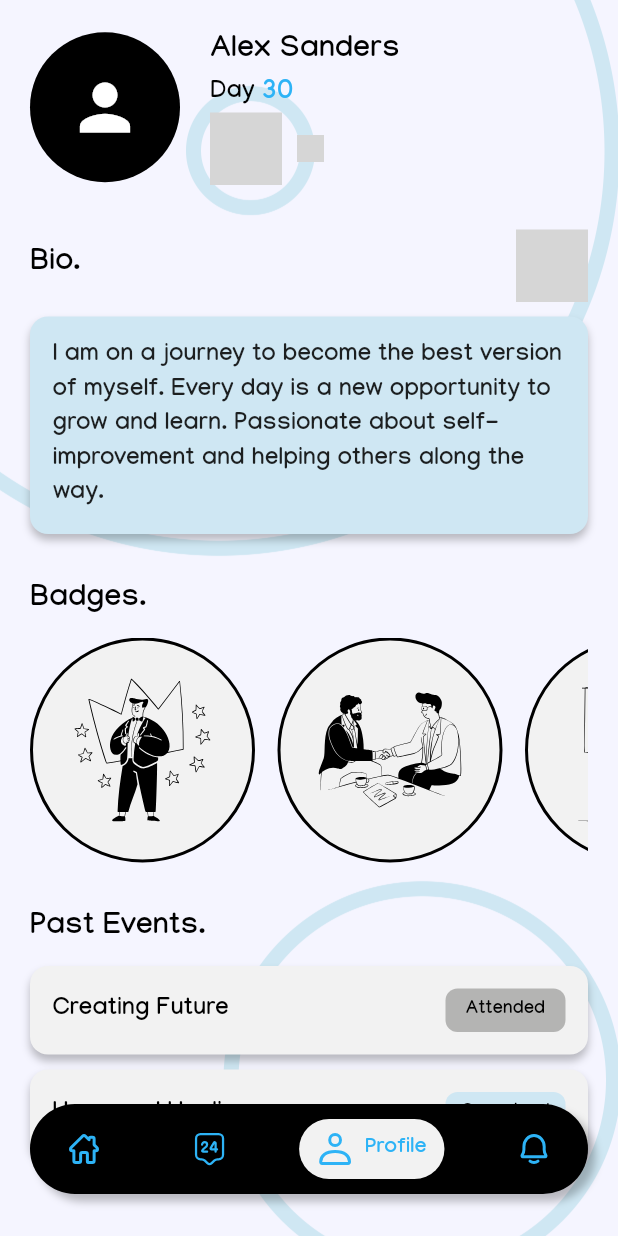
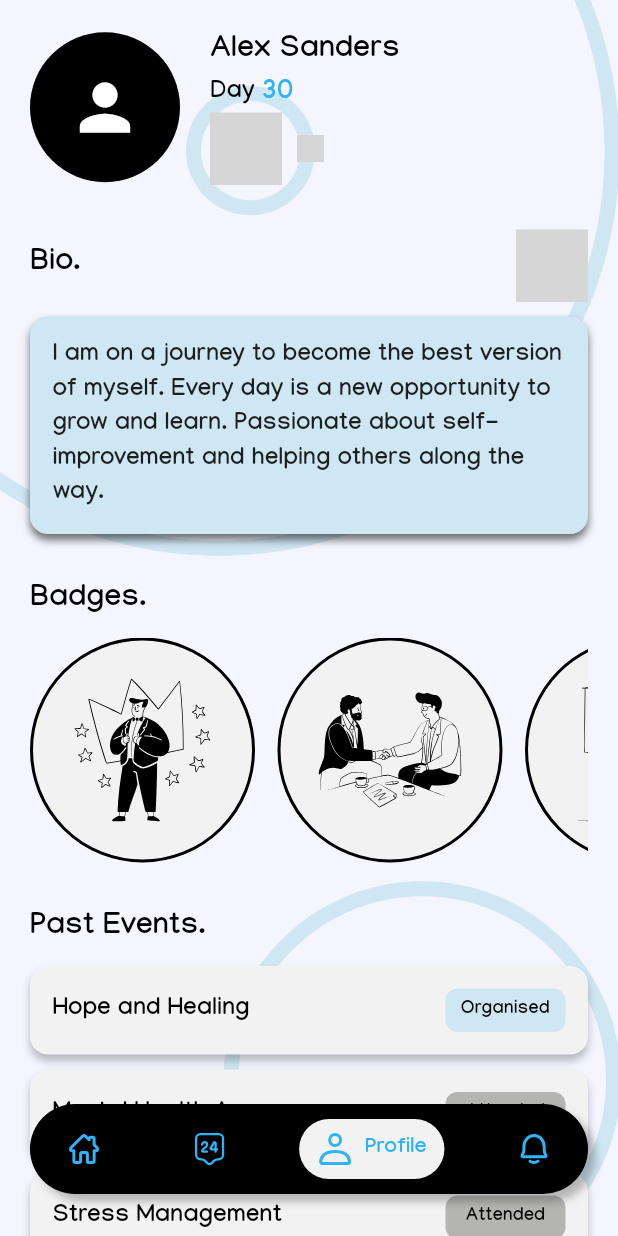
Before and after one commit to adwaidhp/de_talks, a Flutter app: the screen it shows after launch, item 3 of the bottom bar chosen, on a phone screen of 412 x 824 dp. Run offline on Flutter 3.47's test engine with Material 3 defaults, Android fonts, the phone set to English and light mode, and no system bars; drawn by our look-alikes of google_nav_bar; our stand-ins replace flutter_dotenv, flutter_svg; grey boxes are pictures that could not be loaded.

Commit message:
Update Profile

```diff
--- a/lib/pages/ProfilePage.dart
+++ b/lib/pages/ProfilePage.dart
@@ -5,7 +5,7 @@ import 'package:flutter_svg/flutter_svg.dart';
 import 'package:url_launcher/url_launcher.dart';
 
 class Profilepage extends StatelessWidget {
-  const Profilepage({super.key});
+  Profilepage({super.key});
 
   Future<void> _launchSocialMedia(BuildContext context, String url) async {
     try {
@@ -27,6 +27,13 @@ class Profilepage extends StatelessWidget {
 
   final String bio =
       "I am on a journey to become the best version of myself. Every day is a new opportunity to grow and learn. Passionate about self-improvement and helping others along the way.";
+
+  List<EventItem> events = [
+    EventItem(title: 'Hope and Healing', status: 'Organised'),
+    EventItem(title: 'Mental Health Awareness', status: 'Attended'),
+    EventItem(title: 'Stress Management', status: 'Attended'),
+    // Add more items as needed
+  ];
 
   @override
   Widget build(BuildContext context) {
@@ -150,7 +157,7 @@ class Profilepage extends StatelessWidget {
                         BoxShadow(
                           offset: Offset(0, 4),
                           blurRadius: 4,
-                          color: Color.fromRGBO(0, 0, 0, 0.25),
+                          color: Color.fromRGBO(0, 0, 0, 0.553),
                         ),
                       ],
                     ),
@@ -203,9 +210,16 @@ class Profilepage extends StatelessWidget {
                     style: AppTextStyles.bold.copyWith(fontSize: 20),
                   ),
                   const SizedBox(height: 10),
-                  Column(
-                    children: [
-                      Container(
+                  ListView.builder(
+                    shrinkWrap:
+                        true, // Important when using ListView inside Column
+                    physics:
+                        NeverScrollableScrollPhysics(), // Use this if you want the parent SingleChildScrollView to handle scrolling
+                    itemCount: events.length,
+                    itemBuilder: (context, index) {
+                      return Padding(
+                        padding: const EdgeInsets.only(bottom: 10),
+                        child: Container(
                           width: double.infinity,
                           padding: const EdgeInsets.all(15),
                           decoration: BoxDecoration(
@@ -223,8 +237,9 @@ class Profilepage extends StatelessWidget {
                             mainAxisAlignment: MainAxisAlignment.spaceBetween,
                             children: [
                               Text(
-                              'Creating Future',
-                              style: AppTextStyles.bold.copyWith(fontSize: 16),
+                                events[index].title,
+                                style:
+                                    AppTextStyles.bold.copyWith(fontSize: 16),
                               ),
                               Container(
                                 width: 80,
@@ -233,11 +248,13 @@ class Profilepage extends StatelessWidget {
                                   vertical: 6,
                                 ),
                                 decoration: BoxDecoration(
-                                color: AppColors.darkerGrey,
+                                  color: events[index].status == 'Organised'
+                                      ? AppColors.lightBlueAccent
+                                      : AppColors.darkerGrey,
                                   borderRadius: BorderRadius.circular(8),
                                 ),
                                 child: Text(
-                                'Attended',
+                                  events[index].status,
                                   textAlign: TextAlign.center,
                                   style: AppTextStyles.bold.copyWith(
                                     fontSize: 12,
@@ -247,50 +264,8 @@ class Profilepage extends StatelessWidget {
                             ],
                           ),
                         ),
-                      const SizedBox(height: 10),
-                      Container(
-                        width: double.infinity,
-                        padding: const EdgeInsets.all(15),
-                        decoration: BoxDecoration(
-                          boxShadow: const [
-                            BoxShadow(
-                              offset: Offset(0, 4),
-                              blurRadius: 4,
-                              color: Color.fromRGBO(0, 0, 0, 0.25),
-                            ),
-                          ],
-                          color: AppColors.grey,
-                          borderRadius: BorderRadius.circular(12),
-                        ),
-                        child: Row(
-                          mainAxisAlignment: MainAxisAlignment.spaceBetween,
-                          children: [
-                            Text(
-                              'Hope and Healing',
-                              style: AppTextStyles.bold.copyWith(fontSize: 16),
-                            ),
-                            Container(
-                              width: 80,
-                              padding: const EdgeInsets.symmetric(
-                                horizontal: 10,
-                                vertical: 6,
-                              ),
-                              decoration: BoxDecoration(
-                                color: AppColors.lightBlueAccent,
-                                borderRadius: BorderRadius.circular(8),
-                              ),
-                              child: Text(
-                                'Organised',
-                                textAlign: TextAlign.center,
-                                style: AppTextStyles.bold.copyWith(
-                                  fontSize: 12,
-                                ),
-                              ),
-                            ),
-                          ],
-                        ),
-                      ),
-                    ],
+                      );
+                    },
                   ),
                 ],
               ),
@@ -301,3 +276,10 @@ class Profilepage extends StatelessWidget {
     );
   }
 }
+
+class EventItem {
+  final String title;
+  final String status;
+
+  EventItem({required this.title, required this.status});
+}
```
Lines whose indentation alone changed are shown as unchanged.
